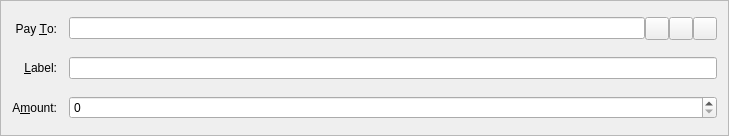
JurisKhan/dv8coin, file src/qt/forms/sendcoinsentry.ui: the form before one commit.
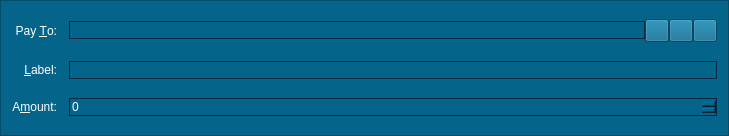
The form after the commit. Icons and pictures are not drawn. Custom widgets are drawn as their Qt base class.

```diff
--- a/src/qt/forms/sendcoinsentry.ui
+++ b/src/qt/forms/sendcoinsentry.ui
@@ -13,6 +13,10 @@
   <property name="windowTitle">
    <string>Form</string>
   </property>
+  <property name="styleSheet">
+   <string notr="true">background-color:#04648A;
+color:white;</string>
+  </property>
   <property name="frameShape">
    <enum>QFrame::StyledPanel</enum>
   </property>
@@ -66,6 +70,9 @@
        <family>Segoe UI</family>
       </font>
      </property>
+     <property name="styleSheet">
+      <string notr="true">border: 1px solid #022840;</string>
+     </property>
     </widget>
    </item>
    <item row="4" column="1">
@@ -86,6 +93,9 @@
        <property name="toolTip">
         <string>Enter a label for this address to add it to your address book</string>
        </property>
+       <property name="styleSheet">
+        <string notr="true">border: 1px solid #022840;</string>
+       </property>
       </widget>
      </item>
     </layout>
@@ -123,6 +133,9 @@
        <property name="toolTip">
         <string>The address to send the payment to  (e.g. 1NS17iag9jJgTHD1VXjvLCEnZuQ3rJDE9L)</string>
        </property>
+       <property name="styleSheet">
+        <string notr="true">border: 1px solid #022840;</string>
+       </property>
        <property name="maxLength">
         <number>34</number>
        </property>
```
